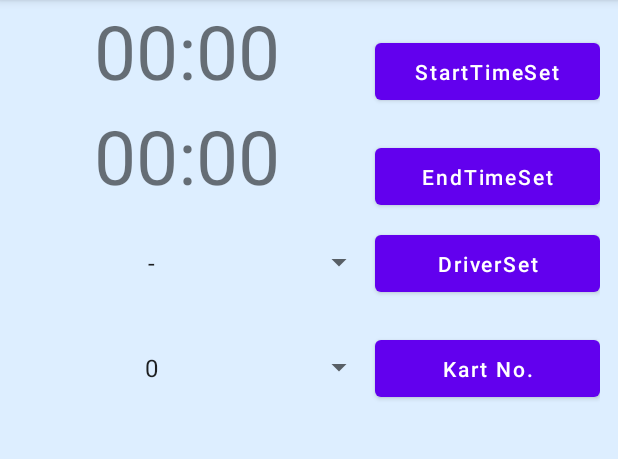
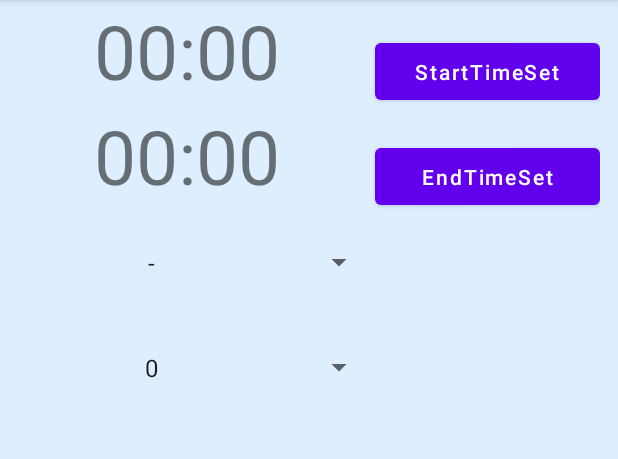
Before and after one commit to makian-github/StintCalcApp, an Android app: the InputForm screen opened directly, with no data from a screen before it, on a phone screen of 412 x 824 dp, the part 84-543 px from its top. Run offline under Robolectric (Android 15) with nearby library versions, the phone set to English and light mode, and no system bars.

Commit message:
InputFormでBackキーを押したら値をセットできるように修正

```diff
--- a/app/src/main/java/com/example/stintcalcapp/InputForm.java
+++ b/app/src/main/java/com/example/stintcalcapp/InputForm.java
@@ -3,6 +3,7 @@ package com.example.stintcalcapp;
 import android.app.TimePickerDialog;
 import android.content.Intent;
 import android.os.Bundle;
+import android.view.KeyEvent;
 import android.view.View;
 import android.widget.Button;
 import android.widget.EditText;
@@ -53,7 +54,8 @@ public class InputForm extends AppCompatActivity implements TimePickerDialog.OnT
         kartNoSpinner = findViewById(R.id.kartNoSpinner);
         kartNoSetBtn = findViewById(R.id.kartNoSetBtn);
 
-        //driverSpinner.setSelection(stintData.getDriverName(stintNum));
+        //この画面を表示した際に、設定された値を取得して表示する
+        driverSpinner.setSelection(stintData.getDriverNo(stintNum));
         kartNoSpinner.setSelection(stintData.getKartNo(stintNum));
 
 
@@ -114,5 +116,17 @@ public class InputForm extends AppCompatActivity implements TimePickerDialog.OnT
         Button = 1;
     }
 
+    /**
+     * バックキーが押された際にプルダウンメニューから選択した値を設定する処理を追加
+     * @param keyCode
+     * @param event
+     * @return
+     */
+    @Override
+    public boolean onKeyDown(int keyCode, KeyEvent event){
+        stintData.setDriver(stintNum,(String)driverSpinner.getSelectedItem());
+        stintData.setKartNo(stintNum,(String)kartNoSpinner.getSelectedItem());
+        return super.onKeyDown(keyCode,event);
+    }
 
 }
--- a/app/src/main/java/com/example/stintcalcapp/StintData.java
+++ b/app/src/main/java/com/example/stintcalcapp/StintData.java
@@ -14,6 +14,7 @@ public class StintData extends Application {
     private int driverCnt = 9;
     private int pauseCnt = 0;
     private int kartNo = 0;
+    private String driverNames[];
 
     /**
      * [スティント数][データ数]
@@ -27,6 +28,8 @@ public class StintData extends Application {
     @Override
     public void onCreate() {
         super.onCreate();
+
+        driverNames = getResources().getStringArray(R.array.driverList);
 
         for (int i = 0; i < raceData.length; i++) {
             raceData[i][0] = "0";
@@ -134,6 +137,10 @@ public class StintData extends Application {
         return kartNo;
     }
 
+    public int getDriverNo(int stint){
+        return getDriverListNo(this.raceData[stint][3]);
+    }
+
     /**
      * Stint数よりも先のデータを初期化
      */
@@ -146,4 +153,24 @@ public class StintData extends Application {
             raceData[i][4] = "0";
         }
     }
+
+    /**
+     * 引数で取得したドライバー名がList上の何番目なのかを返す
+     * @param name ドライバー名
+     * @return List(R.array.kartNoList)の何番目
+     */
+    private int getDriverListNo(String name){
+        Log.v(TAG,"getDriverListNo name = " + name);
+        int driverNo=0;
+        Log.v(TAG,"getDriverListNo driverNames.length = " + driverNames.length);
+        for (int i = 0; i < driverNames.length; i++) {
+            Log.v(TAG,"getDriverListNo driverNames[i] = " + driverNames[i]);
+
+            if (name.equals(driverNames[i])){
+                driverNo = i;
+            }
+        }
+        Log.v(TAG,"getDriverListNo driverNo = " + driverNo);
+        return driverNo;
+    }
 }
--- a/app/src/main/res/layout/input_form_activity.xml
+++ b/app/src/main/res/layout/input_form_activity.xml
@@ -64,7 +64,7 @@
             android:layout_alignParentStart="true"
             android:layout_alignParentLeft="true"
             android:layout_alignParentTop="true"
-            android:entries="@array/list"
+            android:entries="@array/driverList"
         android:spinnerMode="dialog" />
 
         <Button
@@ -72,6 +72,7 @@
             android:layout_height="50dp"
             android:text="@string/driverBtn"
             android:textAllCaps="false"
+            android:visibility="gone"
             android:id="@+id/driverSetBtn"/>
 
     </LinearLayout>
@@ -98,6 +99,7 @@
             android:layout_height="50dp"
             android:text="@string/KartNoText"
             android:textAllCaps="false"
+            android:visibility="gone"
             android:id="@+id/kartNoSetBtn"/>
 
     </LinearLayout>
--- a/app/src/main/res/values/strings.xml
+++ b/app/src/main/res/values/strings.xml
@@ -33,7 +33,7 @@
     <string name="read_error">Read file error !</string>
     <string name="read_comp">Read Completed !</string>
 
-    <string-array name="list">
+    <string-array name="driverList">
         <item>-</item>
         <item>中断</item>
         <item>秋間</item>
```
